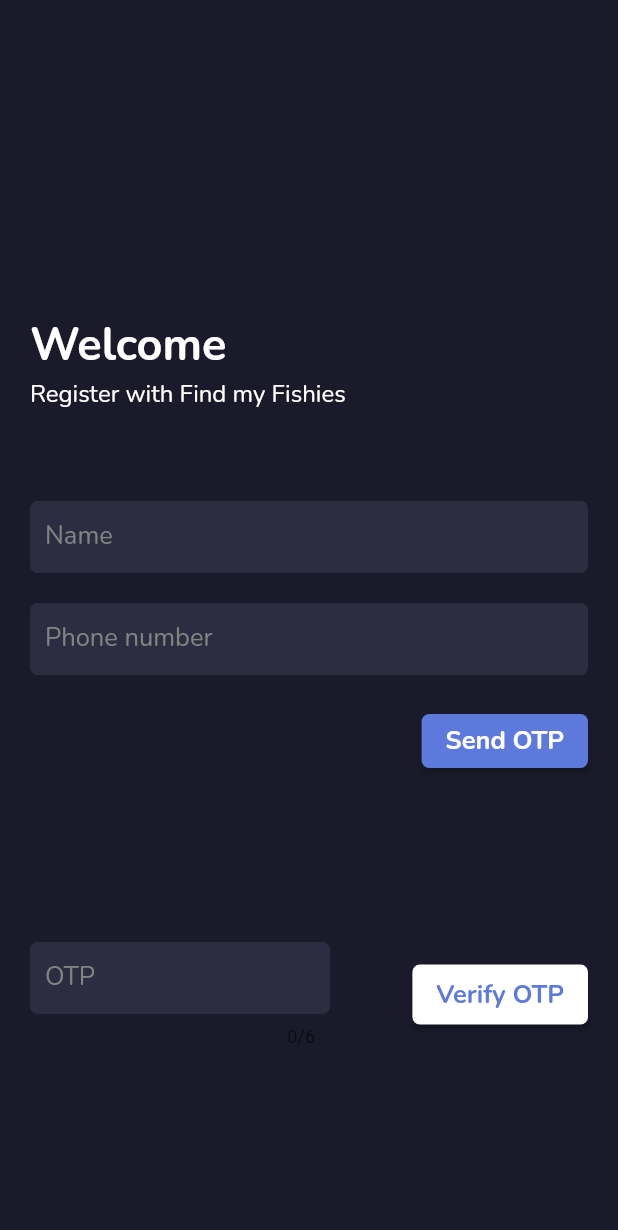
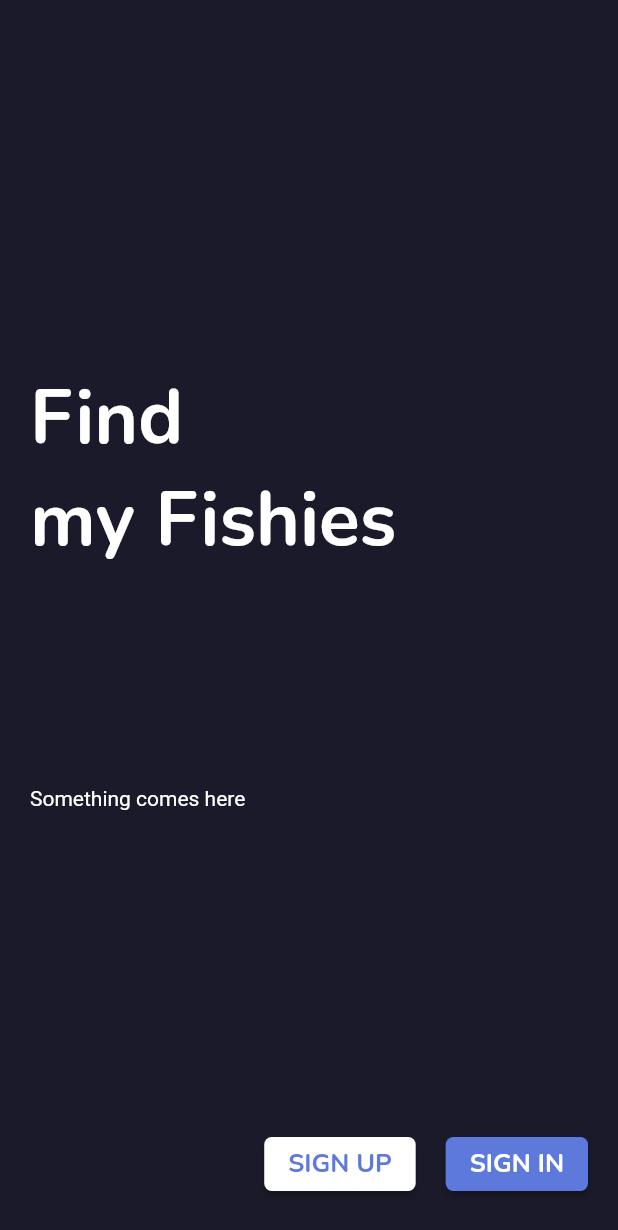
Before and after one commit to TheCraftOfCode/fishies_sih, a Flutter app: the screen it shows after launch, on a phone screen of 412 x 824 dp. Shown: the top 1230 px of the screen. Run offline on Flutter 3.47's test engine with Material 2 defaults, Android fonts, the phone set to English and light mode, and no system bars; drawn by our look-alikes of oktoast; our stand-ins replace google_fonts.

Commit message:
Designed landing_screen.dart

```diff
--- a/lib/main.dart
+++ b/lib/main.dart
@@ -1,5 +1,6 @@
 
 import 'package:fishies_sih/screens/home.dart';
+import 'package:fishies_sih/screens/landing_screen.dart';
 import 'package:fishies_sih/screens/signup.dart';
 import 'package:fishies_sih/utils/themes.dart';
 import 'package:fishies_sih/widgets/load_valid_page_widget.dart';
@@ -35,7 +36,7 @@ class _MyAppState extends State<MyApp> {
   Widget build(BuildContext context) {
     return MaterialApp(
       theme: darkTheme.DarkTheme,
-      home: SignUpPage(),
+      home: LandingScreen(),
       //const LoadValidPageWidget(LoginPage(), HomePage()),
       debugShowCheckedModeBanner: false,
     );
--- /dev/null
+++ b/lib/screens/landing_screen.dart
@@ -0,0 +1,40 @@
+import 'package:fishies_sih/screens/login.dart';
+import 'package:fishies_sih/screens/signup.dart';
+import 'package:flutter/material.dart';
+import 'package:google_fonts/google_fonts.dart';
+import 'package:fishies_sih/utils/colors.dart' as colors;
+import 'package:fishies_sih/utils/constants.dart' as constants;
+
+class LandingScreen extends StatelessWidget {
+  const LandingScreen({Key? key}) : super(key: key);
+
+  @override
+  Widget build(BuildContext context) {
+    return Scaffold(
+      body: Padding(
+        padding: const EdgeInsets.all(20.0),
+        child: Column(
+          mainAxisAlignment: MainAxisAlignment.start,
+          crossAxisAlignment: CrossAxisAlignment.start,
+          children: [
+            Expanded(child: Container(), flex: 4,),
+            Expanded(child: Text('Find \nmy Fishies', style: GoogleFonts.nunito(fontSize: 50, fontWeight: FontWeight.bold, color: colors.primaryTextColor),), flex: 5,),
+            Expanded(child: Text('Something comes here', style: TextStyle(color: colors.primaryTextColor),),flex: 4,),
+            Expanded(child: Row(
+              mainAxisAlignment: MainAxisAlignment.end,
+              children: [
+                ElevatedButton(onPressed: (){
+                  Navigator.of(context).push(MaterialPageRoute(builder: (context)=>SignUpPage()));
+                }, child: Text('SIGN UP', style: constants.iconTextStyle)),
+                SizedBox(width: 20,),
+                ElevatedButton(style: ElevatedButton.styleFrom(primary: colors.alternateButtonColor), onPressed: (){
+                  Navigator.of(context).push(MaterialPageRoute(builder: (context)=>LoginPage()));
+                }, child: Text('SIGN IN', style: constants.alternateIconTextStyle,))
+              ],
+            ))
+          ],
+        ),
+      ),
+    );
+  }
+}
--- a/lib/utils/themes.dart
+++ b/lib/utils/themes.dart
@@ -35,7 +35,7 @@ class darkTheme {
               shape: MaterialStateProperty.all(
                 RoundedRectangleBorder(borderRadius: BorderRadius.circular(5)),
               ),
-              textStyle: MaterialStateProperty.all(GoogleFonts.nunito(color: colors.scaffoldColor)),
+              textStyle: MaterialStateProperty.all(GoogleFonts.nunito(color: colors.alternateButtonColor)),
             )),
         focusColor: colors.buttonColor
     );
```
